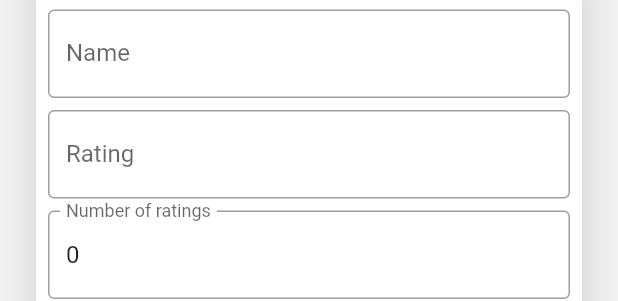
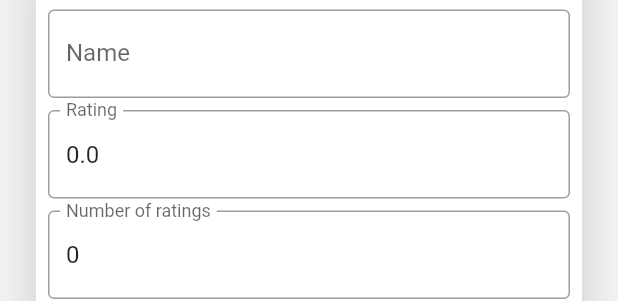
Before and after one commit to lotos22/Maksym-Kozachenko, a Flutter app: the EditRestaurantDialog widget shown alone on an empty page, opened directly with empty values, on a phone screen of 412 x 824 dp. Shown: the part 430-731 px from the top of the screen. Run offline on Flutter 3.47's test engine with Material 2 defaults, Android fonts, the phone set to English and light mode, and no system bars; our stand-ins replace cloud_firestore, cloud_functions, equatable, firebase_auth, firebase_core, flutter_rating_bar and 5 more; accounts and stored records are empty; generated files the repository leaves out were written again; network calls fail.

Commit message:
Fixes to widgets layouts

```diff
--- a/lib/domain/entities/restaurant.dart
+++ b/lib/domain/entities/restaurant.dart
@@ -5,7 +5,7 @@ class Restaurant extends Equatable {
   final String id;
   final String name;
   final String ownerId;
-  final String avgRating;
+  final double avgRating;
   final int numRatings;
 
   Restaurant({
@@ -20,11 +20,8 @@ class Restaurant extends Equatable {
         id: id,
         name: data['name'],
         ownerId: data['ownerId'],
-        avgRating: data['avgRating'] == 0
-            ? ''
-            : NumberFormat('0.0').format(
-                double.tryParse(data['avgRating'].toString()) ??
-                    int.tryParse(data['avgRating'].toString())),
+        avgRating: double.tryParse(data['avgRating'].toString()) ??
+            int.parse(data['avgRating'].toString()).toDouble(),
         numRatings: data['numRatings'],
       );
 
@@ -32,7 +29,7 @@ class Restaurant extends Equatable {
     return {
       'name': name,
       'ownerId': ownerId,
-      'avgRating': num.parse(avgRating),
+      'avgRating': avgRating,
       'numRatings': numRatings,
     };
   }
--- a/lib/domain/interactor/restaurant/add_restaurant.dart
+++ b/lib/domain/interactor/restaurant/add_restaurant.dart
@@ -1,4 +1,5 @@
 import 'package:injectable/injectable.dart';
+import 'package:toptal_test/domain/entities/restaurant.dart';
 import 'package:toptal_test/domain/repository/failure.dart';
 import 'package:toptal_test/domain/one_of.dart';
 import 'package:toptal_test/domain/repository/i_restaurant_repository.dart';
@@ -7,10 +8,10 @@ import 'package:toptal_test/domain/use_case.dart';
 import 'package:toptal_test/domain/repository/params.dart';
 
 @injectable
-class AddRestaurant extends UseCase<Null, AddRestaurantParams> {
+class AddRestaurant extends UseCase<Restaurant, AddRestaurantParams> {
   final IRestaurantRepository _repository;
   AddRestaurant(IRestaurantRepository repository) : _repository = repository;
   @override
-  Future<OneOf<Failure, Null>> run(AddRestaurantParams params) =>
+  Future<OneOf<Failure, Restaurant>> run(AddRestaurantParams params) =>
       _repository.addRestaurant(params);
 }
--- a/lib/domain/repository/i_restaurant_repository.dart
+++ b/lib/domain/repository/i_restaurant_repository.dart
@@ -9,7 +9,7 @@ abstract class IRestaurantRepository {
   Future<OneOf<Failure, List<Restaurant>>> getRestaurants(
     GetRestaurantsParams params,
   );
-  Future<OneOf<Failure, Null>> addRestaurant(AddRestaurantParams params);
+  Future<OneOf<Failure, Restaurant>> addRestaurant(AddRestaurantParams params);
   Future<OneOf<Failure, Null>> updateRestaurant(UpdateRestaurantParams params);
   Future<OneOf<Failure, Null>> deleteRestaurant(DeleteRestaurantParams params);
   Future<OneOf<Failure, RestaurantDetails>> getRestaurantDetails(
--- a/lib/domain/repository/params.dart
+++ b/lib/domain/repository/params.dart
@@ -121,7 +121,8 @@ class AddReplyParams {
 
 class AddRestaurantParams {
   final String name;
-  AddRestaurantParams(this.name);
+  final String ownerId;
+  AddRestaurantParams(this.name,this.ownerId);
 }
 
 class AddRestaurantReviewParams {
--- a/lib/presentation/pages/home/dialogs/edit_restaurant_dialog.dart
+++ b/lib/presentation/pages/home/dialogs/edit_restaurant_dialog.dart
@@ -1,4 +1,5 @@
 import 'package:flutter/material.dart';
+import 'package:intl/intl.dart';
 import 'package:toptal_test/domain/entities/restaurant.dart';
 import 'package:toptal_test/domain/repository/params.dart';
 
@@ -17,8 +18,8 @@ class _EditRestaurantDialogState extends State<EditRestaurantDialog> {
       TextEditingController(text: widget.restaurant.ownerId);
   late final nameController =
       TextEditingController(text: widget.restaurant.name);
-  late final ratingController =
-      TextEditingController(text: widget.restaurant.avgRating);
+  late final ratingController = TextEditingController(
+      text: NumberFormat('0.0').format(widget.restaurant.avgRating));
   late final numRatingController =
       TextEditingController(text: widget.restaurant.numRatings.toString());
 
@@ -30,7 +31,8 @@ class _EditRestaurantDialogState extends State<EditRestaurantDialog> {
   bool get isChanged =>
       ownerIdController.text != widget.restaurant.ownerId ||
       nameController.text != widget.restaurant.name ||
-      ratingController.text != widget.restaurant.avgRating ||
+      ratingController.text !=
+          NumberFormat('0.0').format(widget.restaurant.avgRating) ||
       numRatingController.text != widget.restaurant.numRatings.toString();
 
   @override
@@ -106,7 +108,8 @@ class _EditRestaurantDialogState extends State<EditRestaurantDialog> {
                               id: widget.restaurant.id,
                               name: nameController.text,
                               ownerId: ownerIdController.text,
-                              avgRating: ratingController.text,
+                              avgRating:
+                                  num.parse(ratingController.text).toDouble(),
                               numRatings: int.parse(
                                 numRatingController.text,
                               ),
--- a/lib/presentation/pages/home/list_restaurants.dart
+++ b/lib/presentation/pages/home/list_restaurants.dart
@@ -1,5 +1,6 @@
 import 'package:flutter/material.dart';
 import 'package:infinite_scroll_pagination/infinite_scroll_pagination.dart';
+import 'package:intl/intl.dart';
 import 'package:provider/provider.dart';
 import 'package:pull_to_refresh/pull_to_refresh.dart';
 import 'package:toptal_test/domain/entities/restaurant.dart';
@@ -91,7 +92,7 @@ class _ListRestaurantsPageState extends State<ListRestaurantsPage>
               listen: false,
             ).setRestaurant(restaurant),
         title: RatingRowWidget(
-          rating: restaurant.avgRating,
+          rating: NumberFormat('0.0').format(restaurant.avgRating),
           text: restaurant.name,
         ));
   }
--- a/lib/presentation/pages/home/restaurant_details.dart
+++ b/lib/presentation/pages/home/restaurant_details.dart
@@ -1,5 +1,6 @@
 import 'package:flutter/material.dart';
 import 'package:infinite_scroll_pagination/infinite_scroll_pagination.dart';
+import 'package:intl/intl.dart';
 import 'package:provider/provider.dart';
 import 'package:pull_to_refresh/pull_to_refresh.dart';
 import 'package:toptal_test/di/injection_container.dart';
@@ -37,7 +38,7 @@ class _RestaurantDetailsPageState extends State<RestaurantDetailsPage>
               automaticallyImplyLeading: false,
               title: ListTile(
                 title: RatingRowWidget(
-                  rating: restaurant.avgRating,
+                  rating: NumberFormat('0.0').format(restaurant.avgRating),
                   text: restaurant.name,
                 ),
               ),
--- a/lib/presentation/routes/user_routes.dart
+++ b/lib/presentation/routes/user_routes.dart
@@ -149,7 +149,8 @@ class UserRouteDelegate extends RouterDelegate<UserRoutePath>
                     param1: user.id, param2: filterParams);
               }
               if (user.isAdmin) {
-                vm = getIt<ListRestaurantAdminVM>(param2: filterParams);
+                vm = getIt<ListRestaurantAdminVM>(
+                   param2: filterParams);
               }
               return vm!;
             },
--- a/lib/presentation/view_model/home/restaurant_details/restaurant_details_admin_vm.dart
+++ b/lib/presentation/view_model/home/restaurant_details/restaurant_details_admin_vm.dart
@@ -48,6 +48,7 @@ class RestaurantDetailsAdminVM extends RestaurantDetailsVM {
   void updateReview(UpdateReviewParams params) {
     _updateReview.execute(params, (oneOf) {
       if (oneOf.isSuccess) {
+
         final listReview = pagingController.itemList!.singleWhere(
           (element) => element.id == params.review.id,
         );
--- a/lib/presentation/widgets/rating_row_widget.dart
+++ b/lib/presentation/widgets/rating_row_widget.dart
@@ -8,12 +8,13 @@ class RatingRowWidget extends StatelessWidget {
   RatingRowWidget({required this.rating, required this.text});
   @override
   Widget build(BuildContext context) {
+    final ratingText = rating == '0.0' ? '' : rating;
     return Row(
       children: [
         Flexible(
           flex: 1,
           fit: FlexFit.tight,
-          child: Text(rating),
+          child: Text(ratingText),
         ),
         SizedBox(width: 8),
         Icon(
```
Also changed, not shown: lib/model/firebase/firebase_retaurant_doc.dart (+14 -5 lines), lib/presentation/view_model/home/list_restaurant/list_restaurant_admin_vm.dart (+11 -1 lines), lib/presentation/view_model/home/list_restaurant/list_restaurant_owner_vm.dart (+11 -2 lines), lib/presentation/view_model/home/list_restaurant/list_restaurant_vm.dart (+7 -6 lines), lib/presentation/view_model/home/pending_replies_vm.dart (+6 -7 lines), 1 other file.
